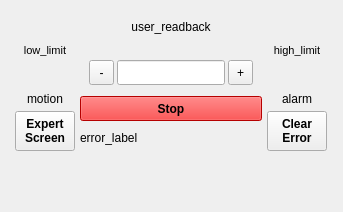
The window that typhos/ui/widgets/positioner.ui (pcdshub/typhos) describes before a commit, drawn with Qt 5.
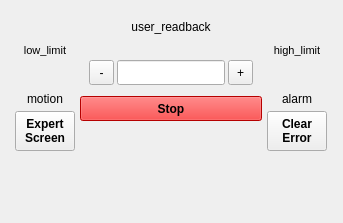
The same window after the commit. Custom widgets are drawn as their Qt base class.

Commit message: ENH: switch from fixed size positioner frame to expandable

The edit to the form file:
```diff
--- a/typhos/ui/widgets/positioner.ui
+++ b/typhos/ui/widgets/positioner.ui
@@ -47,13 +47,19 @@
    <item alignment="Qt::AlignHCenter">
     <widget class="QFrame" name="motion_frame">
      <property name="sizePolicy">
-      <sizepolicy hsizetype="Preferred" vsizetype="Preferred">
+      <sizepolicy hsizetype="Minimum" vsizetype="Minimum">
        <horstretch>0</horstretch>
        <verstretch>0</verstretch>
       </sizepolicy>
      </property>
      <property name="maximumSize">
       <size>
+       <width>16777215</width>
+       <height>16777215</height>
+      </size>
+     </property>
+     <property name="baseSize">
+      <size>
        <width>400</width>
        <height>250</height>
       </size>
@@ -467,7 +473,7 @@
            <string/>
           </property>
           <property name="text">
-           <string>error_label</string>
+           <string/>
           </property>
           <property name="wordWrap">
            <bool>true</bool>
```
